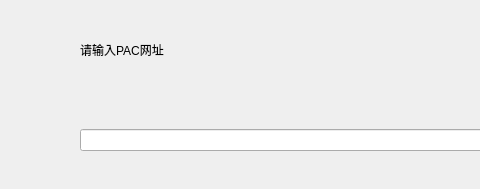
The window that src/widget/EditOnlinePacUrlDialog.ui (shiqimei/shadowsocks-deepin) describes before a commit, drawn with Qt 5; both pictures show x 0 to 480 and y 0 to 189 of the 956 by 189 pixel window.
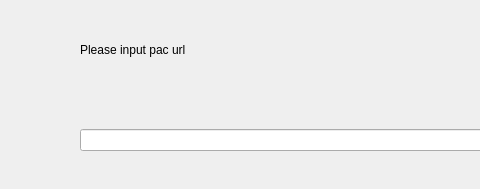
The same window after the commit.

The edit to the form file:
```diff
--- a/src/widget/EditOnlinePacUrlDialog.ui
+++ b/src/widget/EditOnlinePacUrlDialog.ui
@@ -13,7 +13,7 @@
   <property name="windowTitle">
    <string>编辑在线PAC网址</string>
   </property>
-  <widget class="QWidget" name="">
+     <widget class="QWidget" name="layoutWidget">
    <property name="geometry">
     <rect>
      <x>60</x>
@@ -38,7 +38,7 @@
     <item row="1" column="0">
      <widget class="QLabel" name="label">
       <property name="text">
-       <string>请输入PAC网址</string>
+          <string>Please input pac url</string>
       </property>
      </widget>
     </item>
```
Left out of the diff: 2 changed lines with no effect on the pictures.
